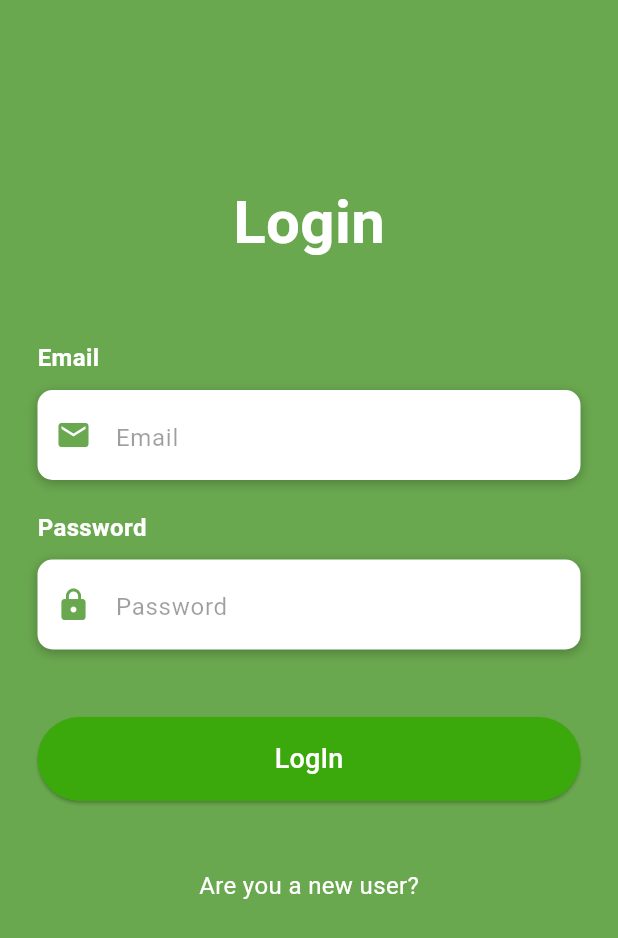
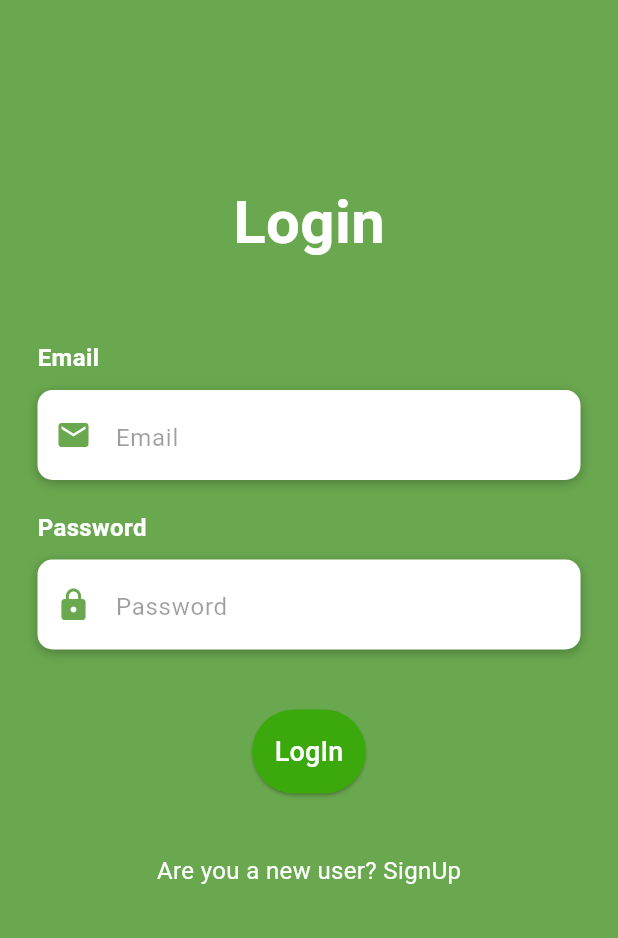
Before and after one commit to SumiyaBarsha/mealBuddy, a Flutter app: the screen it shows after launch, on a phone screen of 412 x 824 dp. Shown: the top 938 px of the screen. Run offline on Flutter 3.47's test engine with Material 2 defaults, Android fonts, the light colour scheme and no system bars; our stand-ins replace firebase_auth, firebase_core, firebase_database; accounts and stored records are empty.

Commit message:
loginSignUp

```diff
--- a/lib/login.dart
+++ b/lib/login.dart
@@ -1,137 +1,194 @@
 import 'package:flutter/material.dart';
 import 'package:flutter/services.dart';
 import 'package:meal_recommender/home.dart';
-import 'register.dart';
-
+import 'package:meal_recommender/register.dart';
+import 'package:firebase_auth/firebase_auth.dart';
 
 class Login extends StatefulWidget {
   const Login({Key? key}) : super(key: key);
 
   @override
   State<Login> createState() => _LoginState();
+}
 
-  void _navigateToRegisterPage(BuildContext context) {
-    Navigator.push(
-      context,
-      MaterialPageRoute(builder: (context) => Register()),
+class _LoginState extends State<Login> {
+
+  final FirebaseAuth _auth = FirebaseAuth.instance; // Moved _auth to _LoginState
+  final TextEditingController emailController = TextEditingController();
+  final TextEditingController passwordController = TextEditingController();
+
+
+  bool _isLoading = false;
+
+  @override
+  Widget build(BuildContext context) {
+    return Scaffold(
+      body: AnnotatedRegion<SystemUiOverlayStyle>(
+        value: SystemUiOverlayStyle.light,
+        child: GestureDetector(
+          child: Stack(
+            children: <Widget>[
+              Container(
+                height: double.infinity,
+                width: double.infinity,
+                decoration: const BoxDecoration(
+                  gradient: LinearGradient(
+                    begin: Alignment.topCenter,
+                    end: Alignment.bottomCenter,
+                    colors: [
+                      Color(0xff6aa84f),
+                      Color(0xff6aa84f),
+                      Color(0xff6aa84f),
+                      Color(0xff6aa84f),
+                    ],
+                  ),
+                ),
+                child: SingleChildScrollView(
+                  physics: AlwaysScrollableScrollPhysics(),
+                  padding: EdgeInsets.symmetric(horizontal: 25, vertical: 120),
+                  child: Column(
+                    mainAxisAlignment: MainAxisAlignment.center,
+                    children: <Widget>[
+                      const Text(
+                        'Login',
+                        style: TextStyle(
+                            color: Colors.white,
+                            fontSize: 40,
+                            fontWeight: FontWeight.bold),
+                      ),
+                      SizedBox(height: 50),
+                      buildEmail(),
+                      SizedBox(height: 20),
+                      buildPassword(),
+                      SizedBox(height: 20),
+                      buildLoginBtn(context),
+                      SizedBox(height: 20),
+                      createNewUser(context),
+                    ],
+                  ),
+                ),
+              )
+            ],
+          ),
+        ),
+      ),
     );
   }
-}
 
-Widget buildEmail(){
-  return  Column(
+  Widget buildEmail() {
+    return Column(
       crossAxisAlignment: CrossAxisAlignment.start,
       children: <Widget>[
         const Text(
           'Email',
           style: TextStyle(
-          fontSize: 16,
-          fontWeight: FontWeight.bold,
-          color: Colors.white
-        ),
+              fontSize: 16, fontWeight: FontWeight.bold, color: Colors.white),
         ),
         const SizedBox(height: 10),
         Container(
             alignment: Alignment.centerLeft,
             decoration: BoxDecoration(
                 color: Colors.white,
-          borderRadius:  BorderRadius.circular(10),
+                borderRadius: BorderRadius.circular(10),
                 boxShadow: [
                   BoxShadow(
                     color: Colors.black26,
                     blurRadius: 6,
-            offset: Offset(0,2),
-          ) ]
-        ),
+                    offset: Offset(0, 2),
+                  )
+                ]),
             height: 60,
-        child:  TextField(
+            child: TextField(
+              controller: emailController,
               keyboardType: TextInputType.emailAddress,
-          style: TextStyle(
-            color: Colors.black87
-          ),
+              style: TextStyle(color: Colors.black87),
               decoration: InputDecoration(
                   contentPadding: EdgeInsets.only(top: 14),
                   border: InputBorder.none,
-            prefixIcon: Icon(
-              Icons.email,
-              color:  Color(0xff6aa84f)
-            ),
+                  prefixIcon: Icon(Icons.email, color: Color(0xff6aa84f)),
                   hintText: 'Email',
-            hintStyle: TextStyle(
-              color: Colors.black38
-            )
-          ),
-
-        )
-      )
+                  hintStyle: TextStyle(color: Colors.black38)),
+            ))
       ],
     );
   }
 
-Widget buildPassword(){
-  return  Column(
+  Widget buildPassword() {
+    return Column(
       crossAxisAlignment: CrossAxisAlignment.start,
       children: <Widget>[
         const Text(
           'Password',
           style: TextStyle(
-            fontSize: 16,
-            fontWeight: FontWeight.bold,
-            color: Colors.white
-        ),
+              fontSize: 16, fontWeight: FontWeight.bold, color: Colors.white),
         ),
         const SizedBox(height: 10),
         Container(
             alignment: Alignment.centerLeft,
             decoration: BoxDecoration(
                 color: Colors.white,
-              borderRadius:  BorderRadius.circular(10),
+                borderRadius: BorderRadius.circular(10),
                 boxShadow: [
                   BoxShadow(
                     color: Colors.black26,
                     blurRadius: 6,
-                  offset: Offset(0,2),
-                ) ]
-          ),
+                    offset: Offset(0, 2),
+                  )
+                ]),
             height: 60,
-          child:  TextField(
+            child: TextField(
+              controller: passwordController,
               obscureText: true,
-            style: TextStyle(
-                color: Colors.black87
-            ),
+              style: TextStyle(color: Colors.black87),
               decoration: InputDecoration(
                   contentPadding: EdgeInsets.only(top: 14),
                   border: InputBorder.none,
-                prefixIcon: Icon(
-                    Icons.lock,
-                    color:  Color(0xff6aa84f)
-                ),
+                  prefixIcon: Icon(Icons.lock, color: Color(0xff6aa84f)),
                   hintText: 'Password',
-                hintStyle: TextStyle(
-                    color: Colors.black38
-                )
-            ),
-
-          )
-      )
+                  hintStyle: TextStyle(color: Colors.black38)),
+            ))
       ],
     );
   }
 
   Widget buildLoginBtn(BuildContext context){
     return Container(
-    padding: EdgeInsets.symmetric(vertical: 25),
+      padding: EdgeInsets.symmetric(vertical:20),
       width: double.infinity,
-    child: ElevatedButton(
-      onPressed: () {
+      child: Stack(
+        alignment: Alignment.center,
+        children: [
+          ElevatedButton(
+            onPressed: _isLoading ? null : () async {
+              setState(() {
+                _isLoading = true;
+              });
+
+              try {
+                UserCredential userCredential = await _auth.signInWithEmailAndPassword(
+                  email: emailController.text,
+                  password: passwordController.text,
+                );
+
+                if (userCredential.user != null) {
+                  // Navigate to HomePage
                   _navigateToHomePage(context);
+                }
+              } catch (e) {
+                print(e);
+                // You can show a dialog or snackbar here to inform the user about the error
+              } finally {
+                setState(() {
+                  _isLoading = false;
+                });
+              }
             },
             style: ElevatedButton.styleFrom(
               backgroundColor: Color(0xff3ba80b), // Button color
               padding: EdgeInsets.all(15),
               shape: RoundedRectangleBorder(
                 borderRadius: BorderRadius.circular(30),
-        ),
+              )
             ),
             child: Text(
               'LogIn',
@@ -141,8 +198,13 @@ Widget buildLoginBtn(BuildContext context){
               ),
             ),
           ),
+          if (_isLoading)
+            CircularProgressIndicator(valueColor: AlwaysStoppedAnimation<Color>(Colors.white))  // This is the progress bar
+        ],
+      ),
     );
   }
+
 
   void _navigateToHomePage(BuildContext context) {
     Navigator.push(
@@ -164,7 +226,7 @@ Widget createNewUser(BuildContext context) {
         _navigateToRegisterPage(context);
       },
       child: Text(
-      'Are you a new user?',
+        'Are you a new user? SignUp',
         style: TextStyle(
           color: Colors.white,
           fontSize: 16,
@@ -172,68 +234,4 @@ Widget createNewUser(BuildContext context) {
       ),
     );
   }
-
-
-
-class _LoginState extends State<Login> {
-  @override
-  Widget build(BuildContext context) {
-    return Scaffold(
-      body: AnnotatedRegion<SystemUiOverlayStyle>(
-        value: SystemUiOverlayStyle.light,
-        child: GestureDetector(
-          child: Stack(
-            children: <Widget>[
-              Container(
-                height: double.infinity,
-                width: double.infinity,
-                decoration: const BoxDecoration(
-                  gradient: LinearGradient(
-                    begin: Alignment.topCenter,
-                    end: Alignment.bottomCenter,
-                    colors: [
-                      Color(0xff6aa84f),
-                      Color(0xff6aa84f),
-                      Color(0xff6aa84f),
-                      Color(0xff6aa84f),
-                    ]
-                  )
-                ),
-                child: SingleChildScrollView(
-                  physics: AlwaysScrollableScrollPhysics(),
-                  padding: EdgeInsets.symmetric(
-                      horizontal: 25,
-                      vertical: 120
-                  ),
-                  child: Column(
-                    mainAxisAlignment: MainAxisAlignment.center,
-                    children: <Widget>[
-                      const Text(
-                        'Login',
-                        style: TextStyle(
-                            color: Colors.white,
-                            fontSize: 40,
-                            fontWeight: FontWeight.bold
-                        ),
-                      ),
-                      SizedBox(height: 50),
-                      buildEmail(),
-                      SizedBox(height: 20),
-                      buildPassword(),
-                      SizedBox(height: 20),
-                      buildLoginBtn(context),
-
-                      SizedBox(height: 20),
-                      createNewUser(context),
-
-                    ],
-                  ),
-                ),
-              )
-            ],
-          ),
-        ),
-      ),
-    ) ;
 }
-}
--- a/lib/main.dart
+++ b/lib/main.dart
@@ -5,13 +5,14 @@ import 'firebase_options.dart';
 
 
 void main() async {
-
-  runApp(MyApp());
+  WidgetsFlutterBinding.ensureInitialized();
   await Firebase.initializeApp(
 
     options: DefaultFirebaseOptions.currentPlatform,
 
   );
+  runApp(MyApp());
+
 
 }
 
--- a/lib/register.dart
+++ b/lib/register.dart
@@ -23,6 +23,8 @@ class _RegisterState extends State<Register> {
   final TextEditingController confirmPasswordController = TextEditingController();
   final TextEditingController heightController = TextEditingController();
   final TextEditingController weightController = TextEditingController();
+
+
 
   @override
   Widget build(BuildContext context) {
```
Lines whose indentation alone changed are shown as unchanged.
